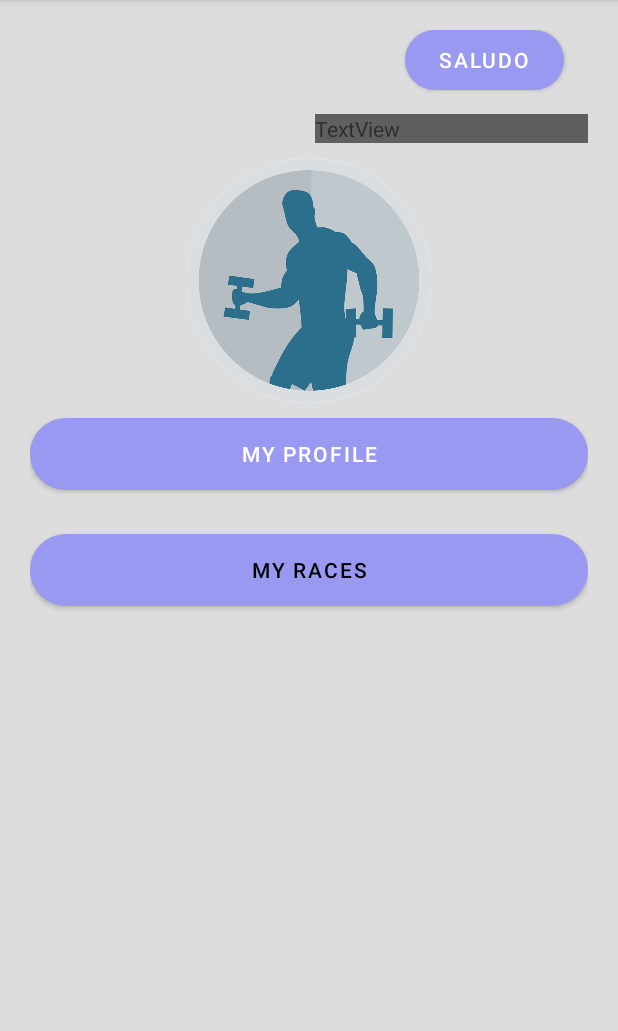
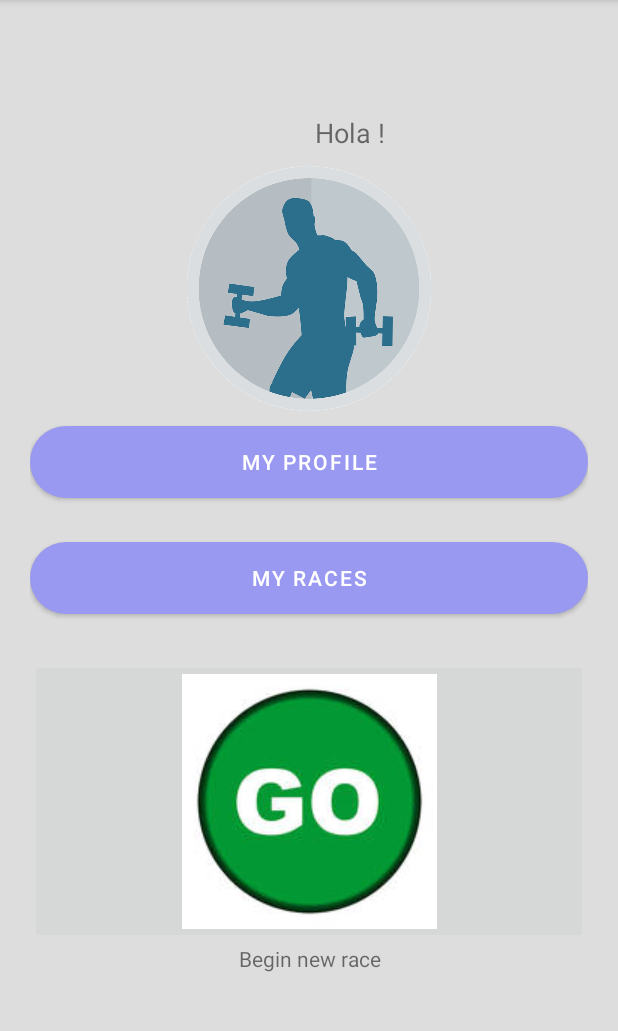
Before and after one commit to Renega1238/Wodable, an Android app: the LogUserActivity screen opened directly, with no data from a screen before it, after a tap on "INICIAR SESION", on a phone screen of 412 x 824 dp, the part 84-1115 px from its top. Run offline under Robolectric (Android 15) with nearby library versions, the phone set to English and light mode, and no system bars.

Commit message:
Interface fixes for presentation

```diff
--- a/app/src/main/java/mx/tec/wodable/FragmentA.java
+++ b/app/src/main/java/mx/tec/wodable/FragmentA.java
@@ -36,7 +36,7 @@ public class FragmentA extends Fragment {
     ListView lv;
     SearchView sv;
     ArrayAdapter<String> adapter;
-    String[] data = {"R1","R2","R3"};
+    String[] data = {"Race - 13/01/2021 \n 4.5 km","Race - 12/01/2021 \n 5.1 km","Race - 11/01/2021 \n 3.7 km"};
 
     // NOTE: Vars to work with Fragments
     ArrayList<RaceCardFragment> myRaceCards = new ArrayList<RaceCardFragment>();
--- a/app/src/main/java/mx/tec/wodable/LogUserActivity.java
+++ b/app/src/main/java/mx/tec/wodable/LogUserActivity.java
@@ -53,6 +53,7 @@ public class LogUserActivity extends AppCompatActivity {
     public void iniciarSesion(View v){
 
         Intent main = new Intent(this, MainActivity.class);
+        main.putExtra("NAME",nombreentry.getText().toString());
         startActivity(main);
     }
 
--- a/app/src/main/java/mx/tec/wodable/MainActivity.java
+++ b/app/src/main/java/mx/tec/wodable/MainActivity.java
@@ -50,8 +50,13 @@ public class MainActivity extends AppCompatActivity {
         myprofile = findViewById(R.id.myprofilebutton);
 
 
-        //saludo.setText();
+        Intent intento = getIntent();
+        saludo.setText("Hola "+intento.getStringExtra("NAME")+"!");
 
+    }
+
+    public void beginRace(View v){
+        Toast.makeText(this,"Podometer unavailable",Toast.LENGTH_SHORT);
     }
 
     public void user(View v ){
--- a/app/src/main/res/layout/activity_edit_info_personal.xml
+++ b/app/src/main/res/layout/activity_edit_info_personal.xml
@@ -24,8 +24,8 @@
         android:layout_height="wrap_content"
         android:layout_marginTop="18dp"
         android:ems="10"
+        android:hint="Weight"
         android:inputType="textPersonName"
-        android:text="Peso"
         app:layout_constraintStart_toStartOf="@+id/editTextGenero"
         app:layout_constraintTop_toBottomOf="@+id/editTextGenero" />
 
@@ -35,8 +35,8 @@
         android:layout_height="wrap_content"
         android:layout_marginTop="12dp"
         android:ems="10"
+        android:hint="Height"
         android:inputType="textPersonName"
-        android:text="Altura"
         app:layout_constraintStart_toStartOf="@+id/editTextPeso"
         app:layout_constraintTop_toBottomOf="@+id/editTextPeso" />
 
@@ -57,8 +57,8 @@
         android:layout_height="wrap_content"
         android:layout_marginTop="24dp"
         android:ems="10"
+        android:hint="Gender"
         android:inputType="textPersonName"
-        android:text="Genero"
         android:textColor="#0B0A0A"
         app:layout_constraintStart_toStartOf="@+id/editTextDate"
         app:layout_constraintTop_toBottomOf="@+id/editTextDate" />
--- a/app/src/main/res/layout/activity_log_user.xml
+++ b/app/src/main/res/layout/activity_log_user.xml
@@ -76,8 +76,8 @@
         android:layout_marginTop="10dp"
         android:background="@drawable/diseno_botones"
         android:gravity="center"
-        android:onClick="loginStart"
+        android:onClick="iniciarSesion"
         android:text="Iniciar Sesion"
-        android:textColor="@drawable/texto_botones" />
+        android:textColor="@color/white" />
 
 </LinearLayout>
--- a/app/src/main/res/layout/activity_main.xml
+++ b/app/src/main/res/layout/activity_main.xml
@@ -19,15 +19,17 @@
         android:gravity="center"
         android:onClick="cargarDatos"
         android:text="SALUDO"
-        android:textColor="@color/white" />
+        android:textColor="@color/white"
+        android:visibility="invisible" />
 
     <TextView
         android:id="@+id/saludohomepage"
         android:layout_width="200dp"
         android:layout_height="wrap_content"
         android:layout_marginLeft="190dp"
-        android:background="#605F5F"
-        android:text="TextView" />
+        android:background="#ddd"
+        android:text="TextView"
+        android:textSize="18sp" />
 
     <ImageView
         android:id="@+id/imageView2"
@@ -61,7 +63,22 @@
         android:gravity="center"
         android:onClick="myRaces"
         android:text="My races"
-        android:textColor="@drawable/texto_botones" />
+        android:textColor="@color/white" />
+
+    <ImageButton
+        android:id="@+id/imageButton"
+        android:layout_width="match_parent"
+        android:layout_height="wrap_content"
+        android:layout_marginTop="30dp"
+        android:onClick="beginRace"
+        app:srcCompat="@drawable/go" />
+
+    <TextView
+        android:id="@+id/textView10"
+        android:layout_width="match_parent"
+        android:layout_height="wrap_content"
+        android:text="Begin new race"
+        android:textAlignment="center" />
 
 
 </LinearLayout>
```
Also changed, not shown: app/src/main/res/drawable/go.jpg (added).
